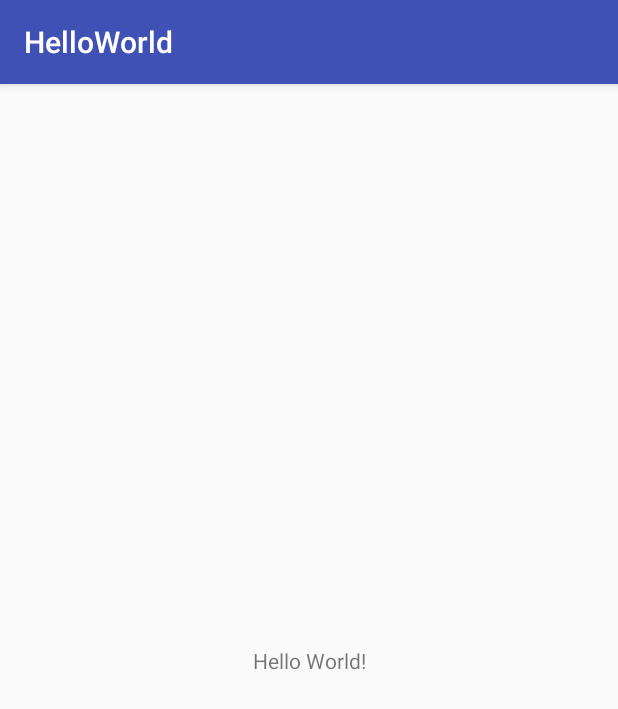
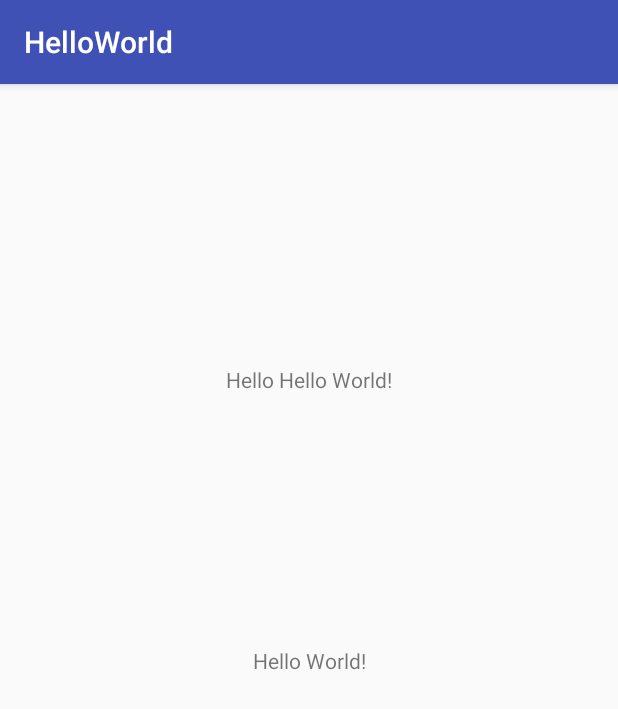
Before and after one commit to PallaviGanorkar/hello-world, an Android app: the screen it shows after launch (MainActivity), on a phone screen of 412 x 824 dp. Shown: the top 709 px of the screen. Run offline under Robolectric (Android 15) with nearby library versions, the phone set to English and light mode, and no system bars.

Commit message:
second commit

```diff
--- a/app/src/main/res/layout/activity_main.xml
+++ b/app/src/main/res/layout/activity_main.xml
@@ -7,6 +7,7 @@
     tools:context="pallavi.com.helloworld.MainActivity">
 
     <TextView
+        android:id="@+id/txt_hello_world"
         android:layout_width="wrap_content"
         android:layout_height="wrap_content"
         android:text="Hello World!"
@@ -15,4 +16,16 @@
         app:layout_constraintRight_toRightOf="parent"
         app:layout_constraintTop_toTopOf="parent" />
 
+    <TextView
+        android:id="@+id/txt_hello_hello_world"
+        android:layout_width="wrap_content"
+        android:layout_height="wrap_content"
+        android:text="Hello Hello World!"
+        app:layout_constraintBottom_toBottomOf="@id/txt_hello_world"
+        app:layout_constraintLeft_toLeftOf="parent"
+        app:layout_constraintRight_toRightOf="parent"
+        app:layout_constraintTop_toTopOf="parent" />
+
+
+
 </android.support.constraint.ConstraintLayout>
```
